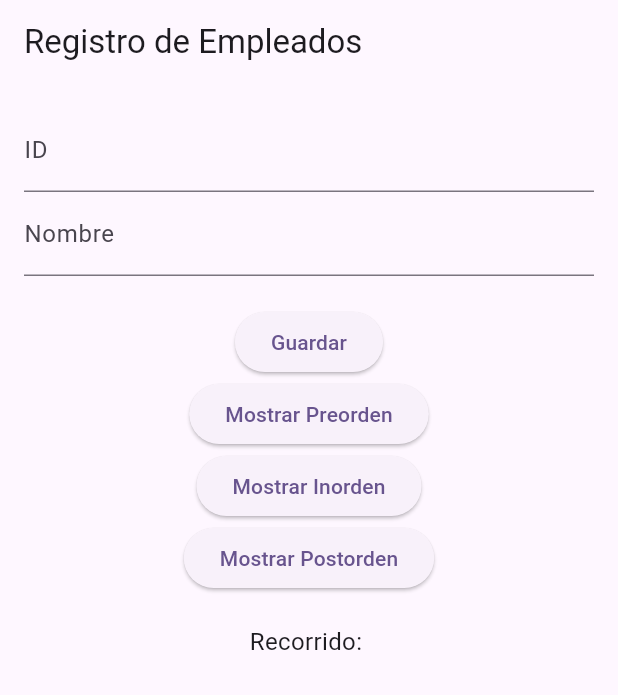
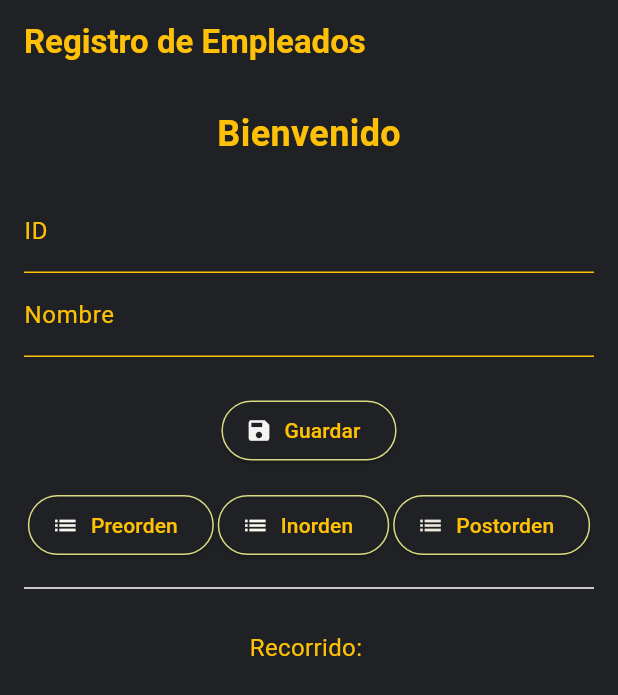
Before and after one commit to Alexander3150/flutter_gestionempleados_arbolbinario, a Flutter app: the screen it shows after launch, on a phone screen of 412 x 824 dp. Shown: the top 695 px of the screen. Run offline on Flutter 3.47's test engine with Material 3 defaults, Android fonts, the phone set to English and light mode, and no system bars; Roboto replaces fonts that are missing (CorsainOne).

Commit message:
Commit cambio visual

```diff
--- a/lib/widgets/custom_button.dart
+++ b/lib/widgets/custom_button.dart
@@ -20,7 +20,7 @@ class BotonesAcciones extends StatelessWidget {
   Widget build(BuildContext context) {
     return Column(
       children: [
-        ElevatedButton(
+        ElevatedButton.icon(
           onPressed: () {
             int id = int.tryParse(idController.text) ?? 0;
             String nombre = nombreController.text;
@@ -42,9 +42,28 @@ class BotonesAcciones extends StatelessWidget {
               }
             }
           },
-          child: const Text('Guardar'),
+          icon: const Icon(
+            Icons.save,
+            color: Color.fromRGBO(243, 243, 242, 1),
+          ), // Icono dorado
+          label: const Text(
+            'Guardar',
+            style: TextStyle(color: Colors.amber), // Letras doradas
           ),
-        ElevatedButton(
+          style: ElevatedButton.styleFrom(
+            backgroundColor: const Color(0xFF1F2124), // Fondo del botón
+            side: const BorderSide(
+              color: Color.fromARGB(255, 219, 218, 130), // Borde blanco
+              width: 1, // Ancho del borde
+            ),
+          ),
+        ),
+        const SizedBox(height: 15),
+
+        Row(
+          mainAxisAlignment: MainAxisAlignment.spaceEvenly,
+          children: [
+            ElevatedButton.icon(
               onPressed: () {
                 String resultado =
                     arbol.preorden(); // Obtener resultado del recorrido
@@ -53,9 +72,23 @@ class BotonesAcciones extends StatelessWidget {
                   resultado,
                 ); // Actualizar estado con nombre y resultado
               },
-          child: const Text('Mostrar Preorden'),
+              icon: const Icon(
+                Icons.list,
+                color: Color.fromRGBO(248, 246, 239, 1),
+              ), // Icono dorado
+              label: const Text(
+                'Preorden',
+                style: TextStyle(color: Colors.amber), // Letras doradas
               ),
-        ElevatedButton(
+              style: ElevatedButton.styleFrom(
+                backgroundColor: const Color(0xFF1F2124), // Fondo del botón
+                side: const BorderSide(
+                  color: Color.fromARGB(255, 219, 218, 130), // Borde blanco
+                  width: 1, // Ancho del borde
+                ),
+              ),
+            ),
+            ElevatedButton.icon(
               onPressed: () {
                 String resultado =
                     arbol.inorden(); // Obtener resultado del recorrido
@@ -64,9 +97,23 @@ class BotonesAcciones extends StatelessWidget {
                   resultado,
                 ); // Actualizar estado con nombre y resultado
               },
-          child: const Text('Mostrar Inorden'),
+              icon: const Icon(
+                Icons.list,
+                color: Color.fromARGB(255, 253, 250, 240),
+              ), // Icono dorado
+              label: const Text(
+                'Inorden',
+                style: TextStyle(color: Colors.amber), // Letras doradas
               ),
-        ElevatedButton(
+              style: ElevatedButton.styleFrom(
+                backgroundColor: const Color(0xFF1F2124), // Fondo del botón
+                side: const BorderSide(
+                  color: Color.fromARGB(255, 219, 218, 130), // Borde blanco
+                  width: 1, // Ancho del borde
+                ),
+              ),
+            ),
+            ElevatedButton.icon(
               onPressed: () {
                 String resultado =
                     arbol.postorden(); // Obtener resultado del recorrido
@@ -75,8 +122,29 @@ class BotonesAcciones extends StatelessWidget {
                   resultado,
                 ); // Actualizar estado con nombre y resultado
               },
-          child: const Text('Mostrar Postorden'),
+              icon: const Icon(
+                Icons.list,
+                color: Color.fromARGB(255, 238, 233, 220),
+              ), // Icono dorado
+              label: const Text(
+                'Postorden',
+                style: TextStyle(color: Colors.amber), // Letras doradas
               ),
+              style: ElevatedButton.styleFrom(
+                backgroundColor: const Color(0xFF1F2124), // Fondo del botón
+                side: const BorderSide(
+                  color: Color.fromARGB(255, 219, 218, 130), // Borde blanco
+                  width: 1, // Ancho del borde
+                ),
+              ),
+            ),
+          ],
+        ),
+        const SizedBox(height: 10),
+        const Divider(
+          color: Color.fromARGB(255, 255, 255, 255), // Línea de división dorada
+          thickness: 1,
+        ), // El Divider debe estar dentro del árbol de widgets
       ],
     );
   }
--- a/lib/widgets/pantalla_principal.dart
+++ b/lib/widgets/pantalla_principal.dart
@@ -20,21 +20,65 @@ class _PantallaPrincipalState extends State<PantallaPrincipal> {
   @override
   Widget build(BuildContext context) {
     return Scaffold(
-      appBar: AppBar(title: const Text('Registro de Empleados')),
+      backgroundColor: const Color(0xFF1F2124), // Fondo de color #1F2124
+      appBar: AppBar(
+        title: const Text(
+          'Registro de Empleados',
+          style: TextStyle(
+            color: Colors.amber, // Letras doradas
+            fontFamily: 'CorsainOne', // Fuente Corsain One
+            fontWeight: FontWeight.bold, // Negrita
+          ),
+        ),
+        backgroundColor: const Color(0xFF1F2124), // Fondo del AppBar
+      ), // Falta la coma aquí
       body: Padding(
         padding: const EdgeInsets.all(16.0),
         child: Column(
           children: [
+            const Center(
+              child: Text(
+                'Bienvenido',
+                style: TextStyle(
+                  color: Colors.amber, // Letras doradas
+                  fontFamily: 'CorsainOne', // Fuente Corsain One
+                  fontWeight: FontWeight.bold, // Negrita
+                  fontSize: 24,
+                ),
+              ),
+            ),
+            const SizedBox(height: 20),
             TextField(
               controller: _idController,
-              decoration: const InputDecoration(labelText: 'ID'),
+              decoration: const InputDecoration(
+                labelText: 'ID',
+                labelStyle: TextStyle(color: Colors.amber), // Letras doradas
+                enabledBorder: UnderlineInputBorder(
+                  borderSide: BorderSide(color: Colors.amber), // Borde dorado
+                ),
+                focusedBorder: UnderlineInputBorder(
+                  borderSide: BorderSide(color: Colors.amber), // Borde dorado
+                ),
+              ),
+              style: const TextStyle(color: Colors.amber), // Letras doradas
               keyboardType: TextInputType.number,
             ),
             TextField(
               controller: _nombreController,
-              decoration: const InputDecoration(labelText: 'Nombre'),
+              decoration: const InputDecoration(
+                labelText: 'Nombre',
+                labelStyle: TextStyle(color: Colors.amber), // Letras doradas
+                enabledBorder: UnderlineInputBorder(
+                  borderSide: BorderSide(color: Colors.amber), // Borde dorado
+                ),
+                focusedBorder: UnderlineInputBorder(
+                  borderSide: BorderSide(color: Colors.amber), // Borde dorado
+                ),
+              ),
+              style: const TextStyle(color: Colors.amber), // Letras doradas
             ),
-            const SizedBox(height: 20),
+            const SizedBox(height: 25),
+
             BotonesAcciones(
               arbol: arbol,
               idController: _idController,
@@ -49,9 +93,16 @@ class _PantallaPrincipalState extends State<PantallaPrincipal> {
               },
             ),
             const SizedBox(height: 20),
-            Text(
-              'Recorrido: $_nombreRecorrido\n$_resultadoRecorrido', // Muestra nombre y resultado del recorrido
-              style: const TextStyle(fontSize: 16),
+            Expanded(
+              child: SingleChildScrollView(
+                child: Text(
+                  'Recorrido: $_nombreRecorrido\n$_resultadoRecorrido', // Muestra nombre y resultado del recorrido
+                  style: const TextStyle(
+                    color: Colors.amber, // Letras doradas
+                    fontSize: 16,
+                  ),
+                ),
+              ),
             ),
           ],
         ),
```
Lines whose indentation alone changed are shown as unchanged.
